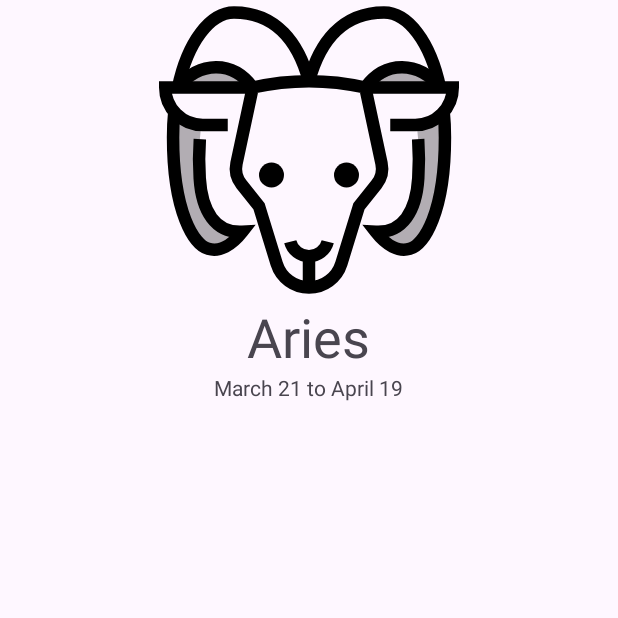
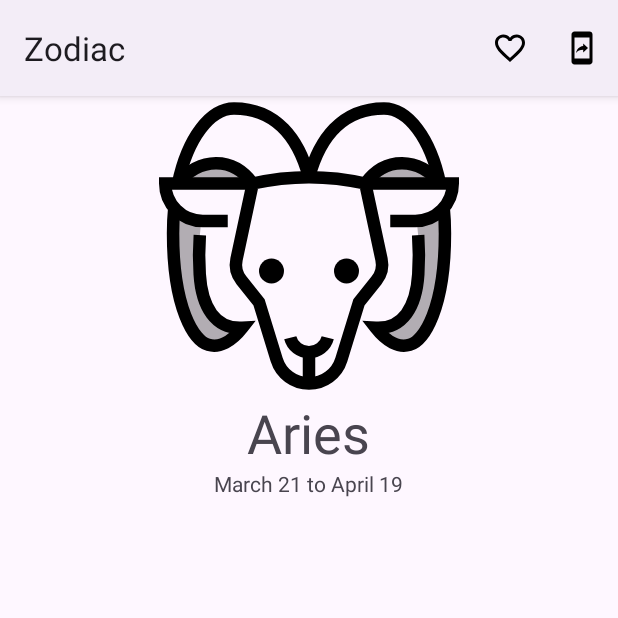
Before and after one commit to oscarlimachi/Zodiac, an Android app: the screen it shows after launch (DetailActivity2), after a tap on "Aries", on a phone screen of 412 x 824 dp, the top half of it. Run offline under Robolectric (Android 15) with nearby library versions, the phone set to English and light mode, and no system bars.

Commit message:
horoscopo barra de navegación top
-favorite
-share
-icono de busqueda

```diff
--- a/app/src/main/java/com/example/zodiac/activities/DetailActivity2.kt
+++ b/app/src/main/java/com/example/zodiac/activities/DetailActivity2.kt
@@ -1,6 +1,8 @@
 package com.example.zodiac.activities
 
 import android.os.Bundle
+import android.view.Menu
+import android.view.MenuItem
 import android.widget.ImageView
 import android.widget.TextView
 import android.widget.Toast
@@ -41,4 +43,28 @@ class DetailActivity2 : AppCompatActivity() {
         iconImageView.setImageResource(horoscope.icon)
 
     }
+
+
+    override fun onCreateOptionsMenu(menu: Menu?): Boolean {
+        menuInflater.inflate(R.menu.activity_detail_menu,menu)
+        return true
+    }
+
+    override fun onOptionsItemSelected(item: MenuItem): Boolean {
+        when (item.itemId){
+            R.id.menu_favorite ->{
+                Toast.makeText(this,"Favorito", Toast.LENGTH_SHORT).show()
+                return true
+            }
+            R.id.menu_share ->{
+                Toast.makeText(this,"Compartir", Toast.LENGTH_SHORT).show()
+                return true
+            }
+            else ->{
+                return super.onOptionsItemSelected(item)
+            }
+
+        }
+
+    }
 }
--- a/app/src/main/java/com/example/zodiac/activities/MainActivity.kt
+++ b/app/src/main/java/com/example/zodiac/activities/MainActivity.kt
@@ -2,7 +2,7 @@ package com.example.zodiac.activities
 
 import android.content.Intent
 import android.os.Bundle
-import android.util.Log
+import android.view.Menu
 import androidx.activity.enableEdgeToEdge
 import androidx.appcompat.app.AppCompatActivity
 import androidx.core.view.ViewCompat
@@ -11,7 +11,6 @@ import androidx.recyclerview.widget.LinearLayoutManager
 import androidx.recyclerview.widget.RecyclerView
 import com.example.zodiac.HoroscopeAdapter
 import com.example.zodiac.R
-import com.example.zodiac.data.Horoscope
 import com.example.zodiac.data.HoroscopeProvider
 
 class MainActivity : AppCompatActivity() {
@@ -49,4 +48,12 @@ class MainActivity : AppCompatActivity() {
         recyclerView.adapter= adapter
         recyclerView.layoutManager=LinearLayoutManager(this,LinearLayoutManager.VERTICAL, false)
     }
+
+
+
+    override fun onCreateOptionsMenu(menu: Menu?): Boolean {
+        menuInflater.inflate(R.menu.activity_main_menu,menu)
+        return true
+    }
+
 }
--- /dev/null
+++ b/app/src/main/res/drawable/ic_favorite.xml
@@ -0,0 +1,5 @@
+<vector xmlns:android="http://schemas.android.com/apk/res/android" android:height="24dp" android:tint="#000000" android:viewportHeight="24" android:viewportWidth="24" android:width="24dp">
+
+    <path android:fillColor="@android:color/white" android:pathData="M16.5,3c-1.74,0 -3.41,0.81 -4.5,2.09C10.91,3.81 9.24,3 7.5,3 4.42,3 2,5.42 2,8.5c0,3.78 3.4,6.86 8.55,11.54L12,21.35l1.45,-1.32C18.6,15.36 22,12.28 22,8.5 22,5.42 19.58,3 16.5,3zM12.1,18.55l-0.1,0.1 -0.1,-0.1C7.14,14.24 4,11.39 4,8.5 4,6.5 5.5,5 7.5,5c1.54,0 3.04,0.99 3.57,2.36h1.87C13.46,5.99 14.96,5 16.5,5c2,0 3.5,1.5 3.5,3.5 0,2.89 -3.14,5.74 -7.9,10.05z"/>
+
+</vector>
--- /dev/null
+++ b/app/src/main/res/drawable/ic_favorite_selected.xml
@@ -0,0 +1,5 @@
+<vector xmlns:android="http://schemas.android.com/apk/res/android" android:height="24dp" android:tint="#000000" android:viewportHeight="24" android:viewportWidth="24" android:width="24dp">
+
+    <path android:fillColor="@android:color/white" android:pathData="M12,21.35l-1.45,-1.32C5.4,15.36 2,12.28 2,8.5 2,5.42 4.42,3 7.5,3c1.74,0 3.41,0.81 4.5,2.09C13.09,3.81 14.76,3 16.5,3 19.58,3 22,5.42 22,8.5c0,3.78 -3.4,6.86 -8.55,11.54L12,21.35z"/>
+
+</vector>
--- /dev/null
+++ b/app/src/main/res/drawable/ic_search.xml
@@ -0,0 +1,5 @@
+<vector xmlns:android="http://schemas.android.com/apk/res/android" android:autoMirrored="true" android:height="24dp" android:tint="#000000" android:viewportHeight="24" android:viewportWidth="24" android:width="24dp">
+
+    <path android:fillColor="@android:color/white" android:pathData="M18,1.01L8,1c-1.1,0 -2,0.9 -2,2v3h2V5h10v14H8v-1H6v3c0,1.1 0.9,2 2,2h10c1.1,0 2,-0.9 2,-2V3c0,-1.1 -0.9,-1.99 -2,-1.99zM10,15h2V8H5v2h3.59L3,15.59 4.41,17 10,11.41z"/>
+
+</vector>
--- /dev/null
+++ b/app/src/main/res/drawable/ic_share.xml
@@ -0,0 +1,5 @@
+<vector xmlns:android="http://schemas.android.com/apk/res/android" android:autoMirrored="true" android:height="24dp" android:tint="#000000" android:viewportHeight="24" android:viewportWidth="24" android:width="24dp">
+
+    <path android:fillColor="@android:color/white" android:pathData="M17,1.01L7,1c-1.1,0 -1.99,0.9 -1.99,2v18c0,1.1 0.89,2 1.99,2h10c1.1,0 2,-0.9 2,-2L19,3c0,-1.1 -0.9,-1.99 -2,-1.99zM17,19L7,19L7,5h10v14zM12.8,13.22v1.75l3.2,-2.99L12.8,9v1.7c-3.11,0.43 -4.35,2.56 -4.8,4.7 1.11,-1.5 2.58,-2.18 4.8,-2.18z"/>
+
+</vector>
--- /dev/null
+++ b/app/src/main/res/menu/activity_detail_menu.xml
@@ -0,0 +1,15 @@
+<?xml version="1.0" encoding="utf-8"?>
+<menu xmlns:android="http://schemas.android.com/apk/res/android"
+    xmlns:app="http://schemas.android.com/apk/res-auto">
+
+    <item android:id="@+id/menu_favorite"
+        android:icon="@drawable/ic_favorite"
+        android:title="@string/menu_favorite"
+        app:showAsAction="always"/>
+
+
+    <item android:id="@+id/menu_share"
+        android:icon="@drawable/ic_share"
+        android:title="@string/menu_share"
+        app:showAsAction="ifRoom"/>
+</menu>
--- /dev/null
+++ b/app/src/main/res/menu/activity_main_menu.xml
@@ -0,0 +1,10 @@
+<?xml version="1.0" encoding="utf-8"?>
+<menu xmlns:android="http://schemas.android.com/apk/res/android"
+    xmlns:app="http://schemas.android.com/apk/res-auto">
+    <item android:id="@+id/menu_search"
+        android:icon="@drawable/ic_search"
+        android:title="@string/menu_search"
+        app:showAsAction="ifRoom"/>
+
+
+</menu>
--- a/app/src/main/res/values-night/themes.xml
+++ b/app/src/main/res/values-night/themes.xml
@@ -1,6 +1,6 @@
 <resources xmlns:tools="http://schemas.android.com/tools">
     <!-- Base application theme. -->
-    <style name="Base.Theme.Zodiac" parent="Theme.Material3.DayNight.NoActionBar">
+    <style name="Base.Theme.Zodiac" parent="Theme.Material3.DayNight">
         <!-- Customize your dark theme here. -->
         <!-- <item name="colorPrimary">@color/my_dark_primary</item> -->
     </style>
--- a/app/src/main/res/values/strings.xml
+++ b/app/src/main/res/values/strings.xml
@@ -27,4 +27,9 @@
     <string name="horoscope_date_capricorn">December 22 to January 19</string>
     <string name="horoscope_date_aquarius">January 20 to February 18</string>
     <string name="horoscope_date_pisces">February 19 to March 20</string>
+
+    <string name="menu_share">Share</string>
+    <string name="menu_search">Search</string>
+
+    <string name="menu_favorite">Favorite</string>
 </resources>
--- a/app/src/main/res/values/themes.xml
+++ b/app/src/main/res/values/themes.xml
@@ -1,6 +1,6 @@
 <resources xmlns:tools="http://schemas.android.com/tools">
     <!-- Base application theme. -->
-    <style name="Base.Theme.Zodiac" parent="Theme.Material3.DayNight.NoActionBar">
+    <style name="Base.Theme.Zodiac" parent="Theme.Material3.DayNight">
         <!-- Customize your light theme here. -->
         <!-- <item name="colorPrimary">@color/my_light_primary</item> -->
     </style>
```
